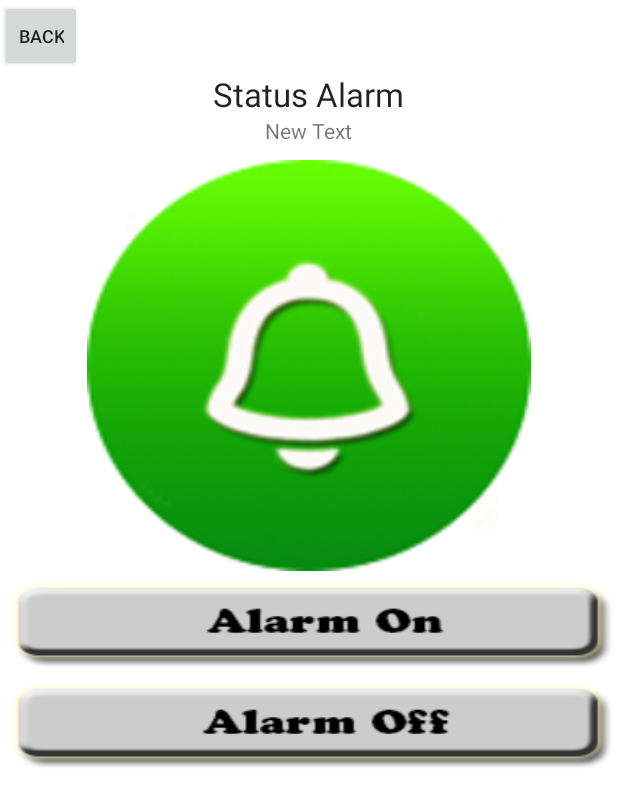
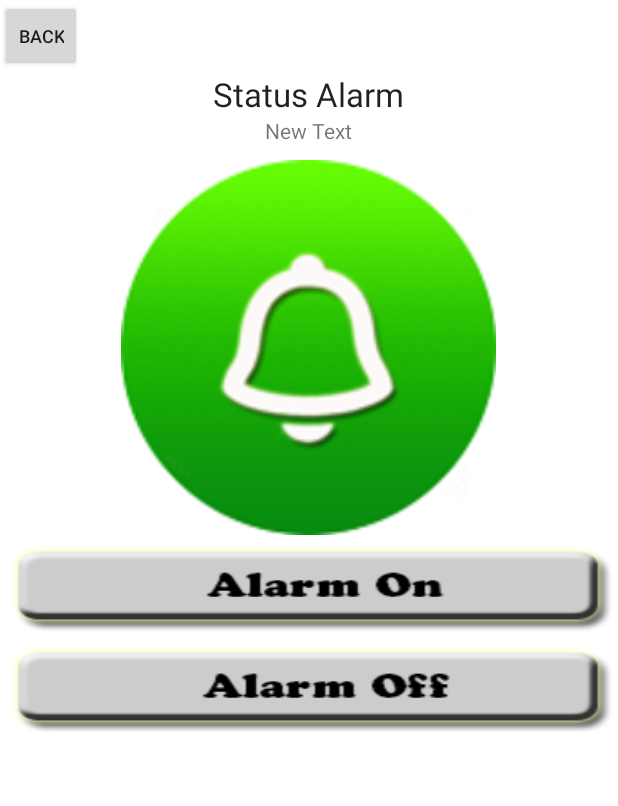
Before and after one commit to nilawanchanhom/BikeTrack-V2-2, an Android app: the AlarmActivity screen opened directly, with no data from a screen before it, on a phone screen of 412 x 824 dp. Shown: the top 806 px of the screen. Run offline under Robolectric (Android 15) with nearby library versions, the phone set to English and light mode, and no system bars; libraries missing offline, so code that uses them is left out: com.squareup.okhttp; 9 statements that could not run were skipped.

Commit message:
all function work

```diff
--- a/app/src/main/res/layout/activity_alarm.xml
+++ b/app/src/main/res/layout/activity_alarm.xml
@@ -13,7 +13,14 @@
         android:text="Back"
         android:id="@+id/Bback2"
         android:onClick="changeType"
-        android:textSize="12dp" />
+        android:textSize="12dp"
+        android:layout_gravity="top" />
+
+    <LinearLayout
+        android:orientation="vertical"
+        android:layout_width="match_parent"
+        android:layout_height="wrap_content"
+        android:id="@+id/lin1">
 
         <TextView
             android:layout_width="wrap_content"
@@ -32,34 +39,46 @@
             android:layout_alignParentTop="true"
             android:layout_toEndOf="@+id/Bback2"
             android:layout_marginBottom="10dp" />
+    </LinearLayout>
 
 
     <Button
-        android:layout_width="296dp"
-        android:layout_height="274dp"
+        android:layout_width="250dp"
+        android:layout_height="250dp"
         android:id="@+id/button_status"
         style="?android:attr/borderlessButtonStyle"
         android:background="@drawable/algreen"
-        android:layout_below="@+id/button_green"
+        android:layout_below="@+id/lin"
         android:layout_centerHorizontal="true"
-        android:layout_gravity="center_horizontal" />
+        android:layout_gravity="center_horizontal"
+        android:layout_above="@+id/lin2" />
 
+    <LinearLayout
+        android:orientation="vertical"
+        android:layout_width="match_parent"
+        android:layout_height="wrap_content"
+        android:id="@+id/lin2"
+        android:layout_alignParentBottom="true"
+        android:layout_marginBottom="5dp"
+        android:layout_gravity="bottom">
 
         <Button
             style="?android:attr/buttonStyleSmall"
             android:layout_width="match_parent"
             android:layout_height="wrap_content"
             android:id="@+id/Balarmon"
-        android:layout_above="@+id/Balarmon"
-        android:background="@drawable/alarmon" />
+            android:background="@drawable/alarmon"
+            android:layout_below="@+id/button_status" />
 
         <Button
             style="?android:attr/buttonStyleSmall"
             android:layout_width="match_parent"
             android:layout_height="wrap_content"
             android:id="@+id/Balarmoff"
-        android:layout_alignParentBottom="true"
-        android:background="@drawable/alarmoff" />
+            android:layout_alignParentBottom="false"
+            android:background="@drawable/alarmoff"
+            android:layout_below="@+id/Balarmon" />
+    </LinearLayout>
 
 
 </LinearLayout>
--- a/app/src/main/res/layout/activity_login.xml
+++ b/app/src/main/res/layout/activity_login.xml
@@ -13,9 +13,9 @@
         android:orientation="vertical"
         android:padding="16dp"
         android:gravity="center"
-        android:background="#82ffffff"
+        android:background="#78ffffff"
         android:layout_alignParentTop="true"
-        android:layout_alignParentRight="true"
+        android:layout_alignParentRight="false"
         android:layout_alignParentEnd="true"
         android:layout_marginTop="70dp"
         android:layout_marginBottom="10dp">
--- a/app/src/main/res/layout/control.xml
+++ b/app/src/main/res/layout/control.xml
@@ -57,7 +57,8 @@
         android:orientation="horizontal"
         android:layout_weight="0.72"
         android:layout_alignParentBottom="true"
-        android:id="@+id/lin2">
+        android:id="@+id/lin2"
+        android:layout_marginBottom="5dp">
 
         <Button
             style="?android:attr/buttonStyleSmall"
@@ -78,7 +79,7 @@
             android:layout_alignParentBottom="true"
             android:layout_centerHorizontal="true"
             android:layout_gravity="center_vertical"
-            android:layout_weight="3" />
+            android:layout_weight="5" />
 
 
 
```
Lines whose indentation alone changed are shown as unchanged.
